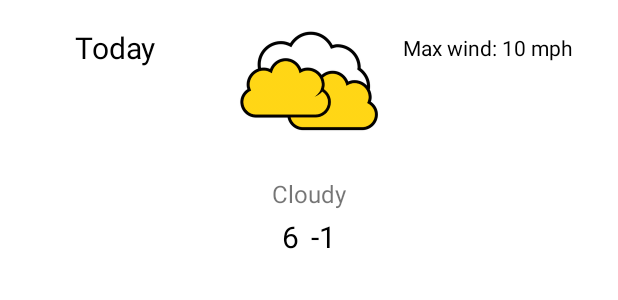
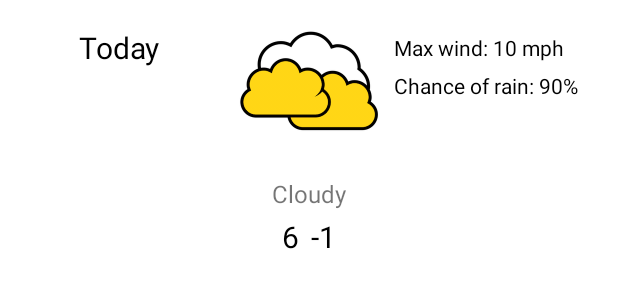
Before and after one commit to dariabak/NuclearWeatherCast, an Android app: the layout forecast_day_layout.xml on its own in the app's theme, with its tools: preview values and no code run, on a phone screen of 412 x 824 dp. Shown: the top 300 px of the screen. Run offline under Robolectric (Android 15) with nearby library versions, the phone set to English and light mode, and no system bars.

Commit message:
Added chanceOfRain

```diff
--- a/app/src/main/java/weather/WeatherViewModel.kt
+++ b/app/src/main/java/weather/WeatherViewModel.kt
@@ -1,5 +1,5 @@
 package weather
 
-data class WeatherViewModel(val max: String, val min: String, val date: String, val img: String, val desc: String, val maxwind: String) {
+data class WeatherViewModel(val max: String, val min: String, val date: String, val img: String, val desc: String, val maxwind: String, val chanceOfRain: String) {
 
 }
--- a/app/src/main/java/weather/business/WeatherPresenter.kt
+++ b/app/src/main/java/weather/business/WeatherPresenter.kt
@@ -46,7 +46,8 @@ class WeatherPresenter(private val fragment: WeatherFragmentInterface): WeatherP
 
             var desc = weather.forecast[i].img
             var maxwind = "Max wind: " + weather.forecast[i].maxwind + "mph"
-            var viewModel = WeatherViewModel(maxtemp, mintemp, date, img, desc, maxwind)
+            var chanceOfRain = "Chance of rain: " + weather.forecast[i].chanceOfRain.toString() + "%"
+            var viewModel = WeatherViewModel(maxtemp, mintemp, date, img, desc, maxwind, chanceOfRain)
             fragment.updateWeather(viewModel, i)
 
             fragment.updateHoursTemp(weather.forecast[i].hours, i)
--- a/app/src/main/java/weather/ui/ForecastDayView.kt
+++ b/app/src/main/java/weather/ui/ForecastDayView.kt
@@ -32,6 +32,7 @@ class ForecastDayView(context: Context): ConstraintLayout(context) {
         binding.weatherImage.setImageResource(resID)
         binding.forecastDescView.text = forecastViewModel.desc
         binding.maxwindView.text = forecastViewModel.maxwind
+        binding.chanceOfRainView.text = forecastViewModel.chanceOfRain
     }
      fun createHoursView(hours: ArrayList<Hour>) {
          hours.forEach{ it ->
--- a/app/src/main/res/layout/forecast_day_layout.xml
+++ b/app/src/main/res/layout/forecast_day_layout.xml
@@ -18,7 +18,7 @@
 
         <ImageView
             android:id="@+id/weather_image"
-            android:layout_width="125dp"
+            android:layout_width="113dp"
             android:layout_height="100dp"
             android:layout_marginTop="8dp"
             app:layout_constraintEnd_toEndOf="parent"
@@ -109,5 +109,15 @@
             android:textSize="14sp"
             app:layout_constraintStart_toEndOf="@+id/weather_image"
             app:layout_constraintTop_toTopOf="parent" />
+
+        <TextView
+            android:id="@+id/chance_of_rain_view"
+            android:layout_width="wrap_content"
+            android:layout_height="wrap_content"
+            android:layout_marginTop="6dp"
+            android:text="Chance of rain: 90%"
+            android:textColor="@color/black"
+            app:layout_constraintStart_toEndOf="@+id/weather_image"
+            app:layout_constraintTop_toBottomOf="@+id/maxwind_view" />
     </androidx.constraintlayout.widget.ConstraintLayout>
 </layout>
```
